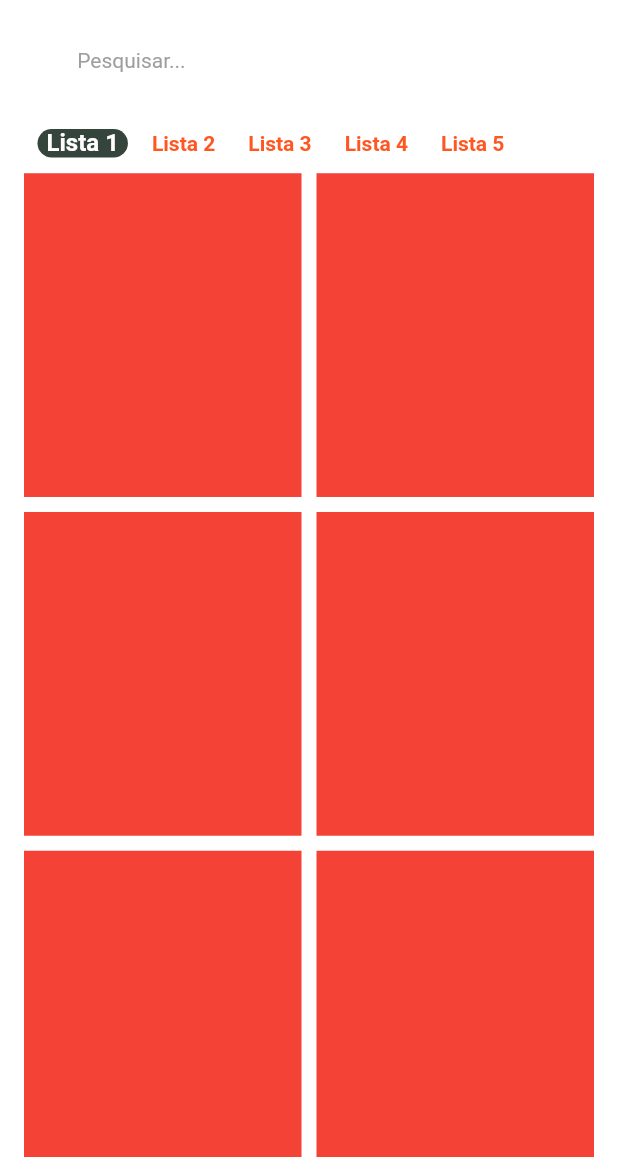
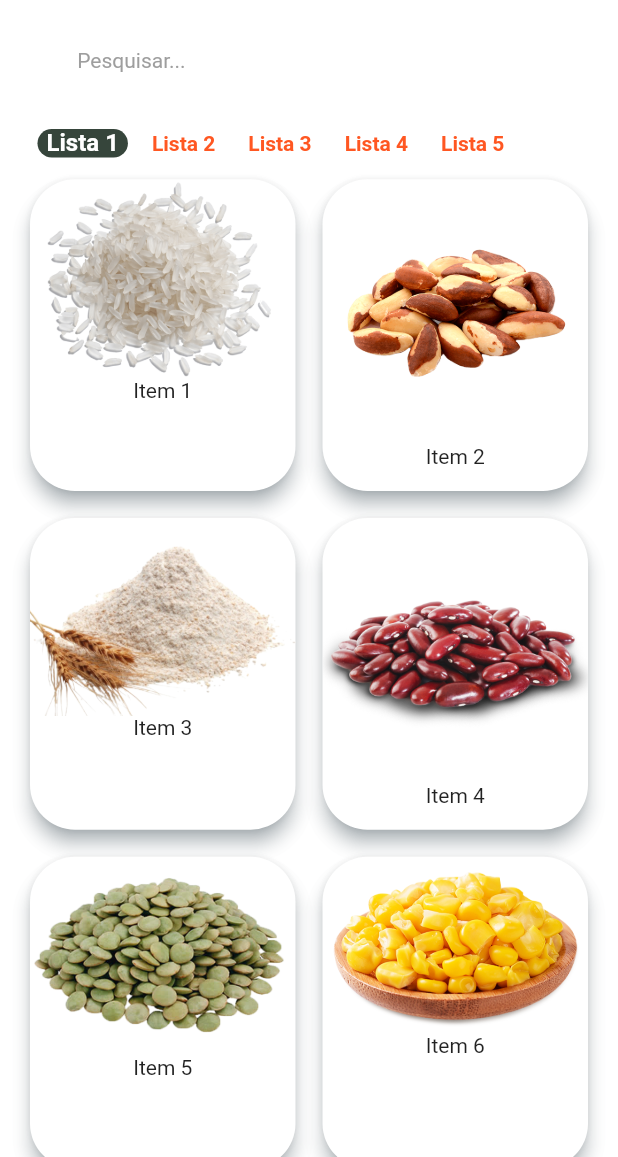
Before and after one commit to carlostoni/Flutter-Sales-App, a Flutter app: the HomeTab screen opened directly, on a phone screen of 412 x 824 dp, the part 79-1236 px from its top. Run offline on Flutter 3.47's test engine with Material 2 defaults, Android fonts, the light colour scheme and no system bars; drawn by our look-alikes of badges; our stand-ins replace animated_text_kit, mask_text_input_formatter.

Commit message:
update 0.6.2

```diff
--- /dev/null
+++ b/lib/src/pages/home/components/item_tile.dart
@@ -0,0 +1,32 @@
+import 'package:flutter/material.dart';
+import 'package:vendas/src/models/item_model.dart';
+
+class ItemTile extends StatelessWidget {
+  final ItemModel item;
+
+  const ItemTile({
+    Key? key,
+    required this.item,
+  }) : super(key: key);
+
+  @override
+  Widget build(BuildContext context) {
+    return Card(
+      elevation: 5,
+      shadowColor: Colors.blueGrey.shade300,
+      shape: RoundedRectangleBorder(
+        borderRadius: BorderRadius.circular(30),
+      ),
+      child: Column(
+        children: [
+          //Imagem
+          Image.asset(item.imgUrl),
+
+          //Nome
+          Text(item.itemName),
+          //Preco - Unidade
+        ],
+      ),
+    );
+  }
+}
--- a/lib/src/pages/home/home_tab.dart
+++ b/lib/src/pages/home/home_tab.dart
@@ -3,6 +3,7 @@ import 'package:flutter/material.dart';
 import 'package:vendas/src/config/custom_colors.dart';
 import 'package:vendas/src/pages/home/components/category_tile.dart';
 import 'package:vendas/src/config/app_data.dart' as appData;
+import 'package:vendas/src/pages/home/components/item_tile.dart';
 
 class HomeTab extends StatefulWidget {
   const HomeTab({Key? key}) : super(key: key);
@@ -141,8 +142,8 @@ class _HomeTabState extends State<HomeTab> {
               ),
               itemCount: appData.items.length,
               itemBuilder: (_, index) {
-                return Container(
-                  color: Colors.red,
+                return ItemTile(
+                  item: appData.items[index],
                 );
               },
             ),
--- a/pubspec.yaml
+++ b/pubspec.yaml
@@ -49,7 +49,7 @@ flutter:
 
   # To add assets to your application, add an assets section, like this:
   assets:
-    - assets/fruits/
+    - assets/itens/
   #   - images/a_dot_ham.jpeg
 
   # An image asset can refer to one or more resolution-specific "variants", see
```
Also changed, not shown: lib/src/config/app_data.dart (+6 -6 lines), assets/itens/arroz.png (renamed from assets/fruits/arroz.png), assets/itens/castanha.png (renamed from assets/fruits/castanha.png), assets/itens/farinha.png (renamed from assets/fruits/farinha.png), assets/itens/feijao.png (renamed from assets/fruits/feijao.png), assets/itens/lentilha.png (renamed from assets/fruits/lentilha.png), assets/itens/milho.png (renamed from assets/fruits/milho.png).
